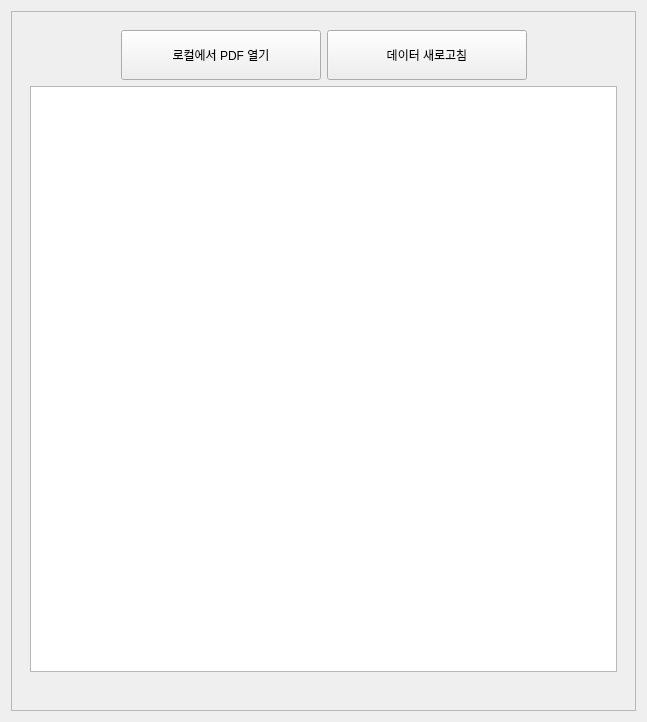
The window that ui/pdf_load_area.ui (Glen-Lee-glitch/new_viewer) describes before a commit, drawn with Qt 5.
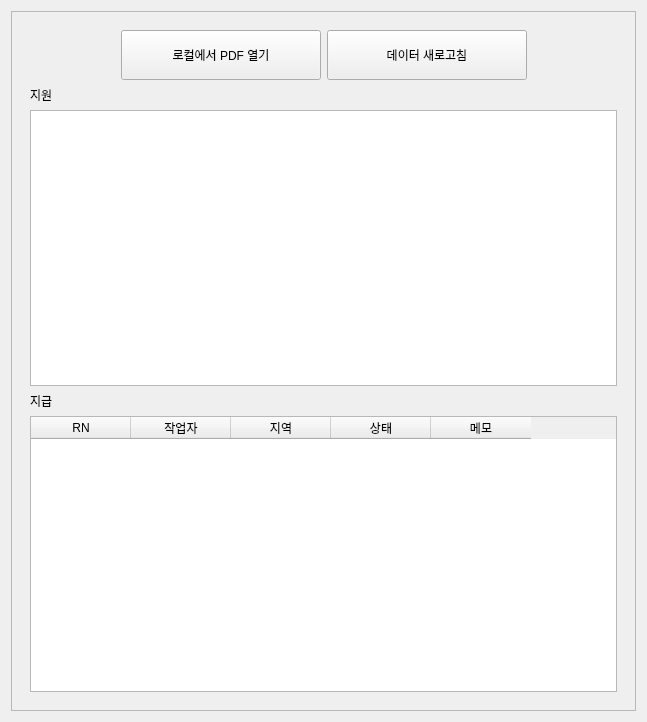
The same window after the commit.

Commit message:
feat: PDF 로드 영역 UI 개선 및 새로운 레이블 추가
- ui/pdf_load_area.ui:
  - '지원' 및 '지급' 레이블 추가하여 사용자 인터페이스 개선
  - 테이블 위젯에 새로운 컬럼 추가 및 텍스트 설정
  - 수직 헤더 비활성화 설정으로 가시성 향상
- 사용자 경험 개선: 정보 접근성을 높이고 UI 일관성 유지

Patch:
```diff
--- a/ui/pdf_load_area.ui
+++ b/ui/pdf_load_area.ui
@@ -126,6 +126,13 @@
               </item>
              </layout>
             </item>
+            <item>
+             <widget class="QLabel" name="label_2">
+              <property name="text">
+               <string>지원</string>
+              </property>
+             </widget>
+            </item>
             <item>
              <widget class="QTableWidget" name="complement_table_widget">
               <property name="contextMenuPolicy">
@@ -140,18 +147,52 @@
               <property name="selectionBehavior">
                <enum>QAbstractItemView::SelectionBehavior::SelectRows</enum>
               </property>
+              <attribute name="verticalHeaderVisible">
+               <bool>false</bool>
+              </attribute>
              </widget>
             </item>
             <item>
-             <layout class="QHBoxLayout" name="horizontalLayout_3">
-              <item>
-               <widget class="QLabel" name="worker_label_1">
-                <property name="text">
-                 <string/>
-                </property>
-               </widget>
-              </item>
-             </layout>
+             <widget class="QLabel" name="label">
+              <property name="text">
+               <string>지급</string>
+              </property>
+             </widget>
+            </item>
+            <item>
+             <widget class="QTableWidget" name="tableWidget">
+              <attribute name="verticalHeaderVisible">
+               <bool>false</bool>
+              </attribute>
+              <column>
+               <property name="text">
+                <string>RN</string>
+               </property>
+              </column>
+              <column>
+               <property name="text">
+                <string>작업자</string>
+               </property>
+              </column>
+              <column>
+               <property name="text">
+                <string>지역</string>
+               </property>
+              </column>
+              <column>
+               <property name="text">
+                <string>상태</string>
+               </property>
+              </column>
+              <column>
+               <property name="text">
+                <string>메모</string>
+               </property>
+              </column>
+             </widget>
+            </item>
+            <item>
+             <layout class="QHBoxLayout" name="horizontalLayout_3"/>
             </item>
            </layout>
           </widget>
```
